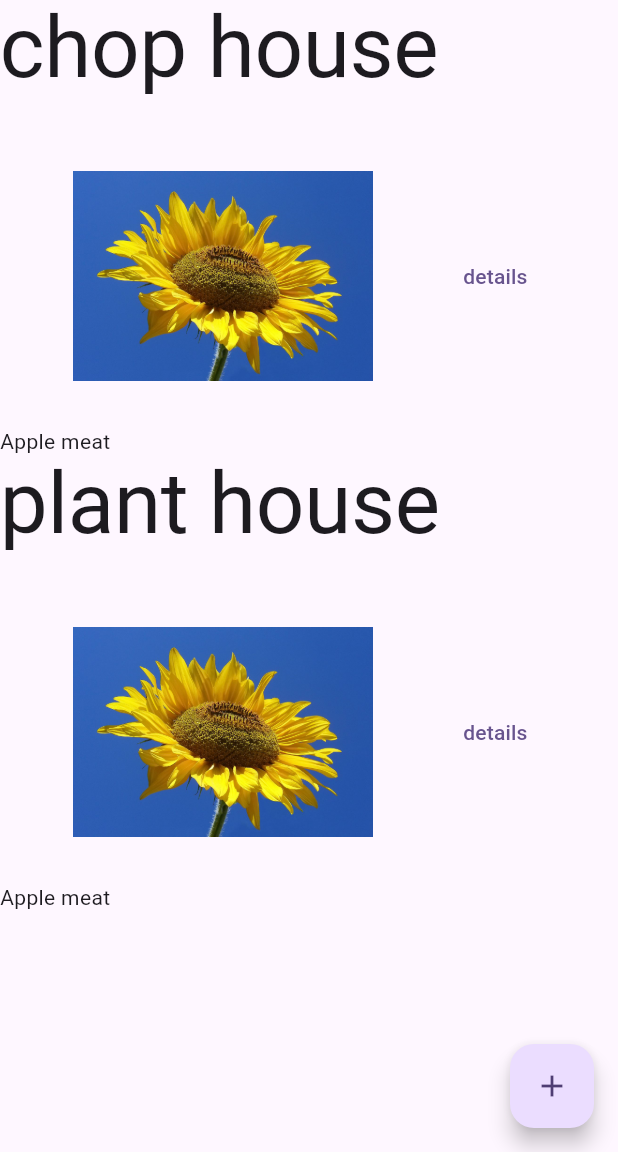
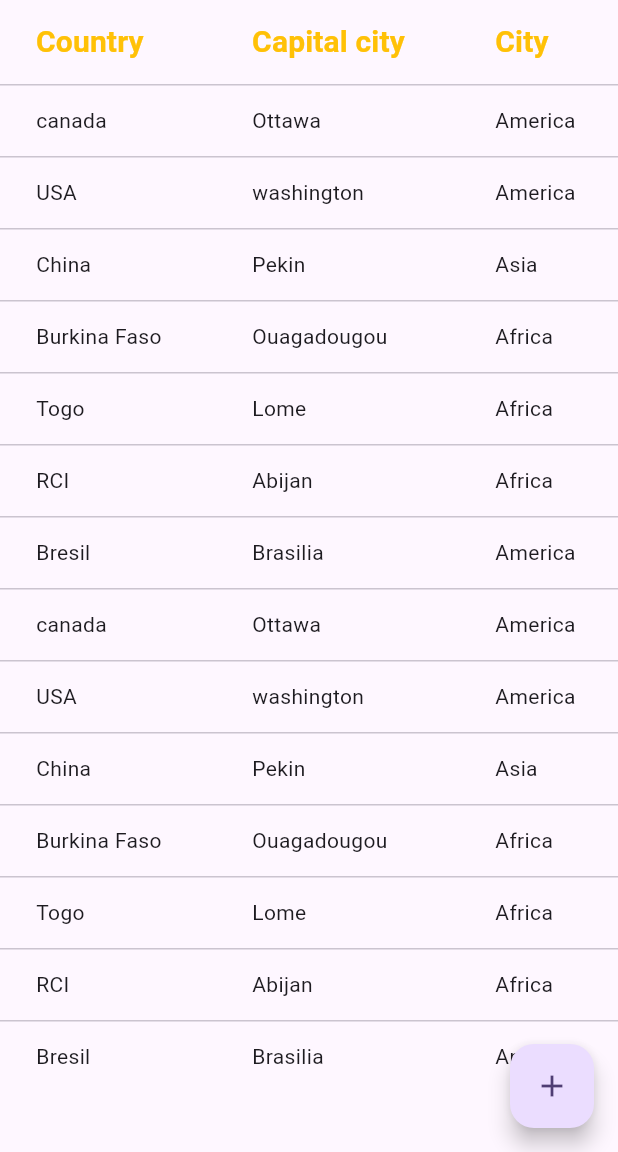
Before and after one commit to fanetech/flutter_three, a Flutter app: the screen it shows after launch, on a phone screen of 412 x 824 dp, the part 84-1236 px from its top. Run offline on Flutter 3.47's test engine with Material 2 defaults, Android fonts, the phone set to English and light mode, and no system bars.

Commit message:
dataTable

```diff
--- a/lib/main.dart
+++ b/lib/main.dart
@@ -35,11 +35,50 @@ class MyHomePage extends StatefulWidget {
 
 class _MyHomePageState extends State<MyHomePage> {
   int _counter = 0;
+  List<Geo> geos = [];
+
+  @override
+  void initState() {
+    geos = Geo.getGeo();
+    super.initState();
+  }
 
   void _incrementCounter() {
     setState(() {
       _counter++;
     });
+  }
+
+  DataTable dataTab() {
+    return DataTable(
+      columns: [
+        DataColumn(
+            label: Text(
+          "Country",
+          style: TextStyle(
+              color: Colors.amber, fontWeight: FontWeight.bold, fontSize: 20),
+        )),
+        DataColumn(
+            label: Text(
+          "Capital city",
+          style: TextStyle(
+              color: Colors.amber, fontWeight: FontWeight.bold, fontSize: 20),
+        )),
+        DataColumn(
+            label: Text(
+          "City",
+          style: TextStyle(
+              color: Colors.amber, fontWeight: FontWeight.bold, fontSize: 20),
+        )),
+      ],
+      rows: geos
+          .map((geo) => DataRow(cells: [
+                DataCell(Text(geo.country)),
+                DataCell(Text(geo.capital)),
+                DataCell(Text(geo.city)),
+              ]))
+          .toList(),
+    );
   }
 
   @override
@@ -52,54 +91,7 @@ class _MyHomePageState extends State<MyHomePage> {
       body: Center(
           child: ListView(
         children: [
-          Text(
-            'chop house',
-            style: Theme.of(context).textTheme.displayLarge,
-          ),
-          Padding(padding: EdgeInsets.only(top: 20)),
-          Row(
-            mainAxisAlignment: MainAxisAlignment.spaceEvenly,
-            children: [
-              Image.asset('images/test.jpg', width: 200, height: 200),
-              TextButton(
-                onPressed: () {
-                  var route = MaterialPageRoute(
-                    builder: (BuildContext context) => SecondPage(
-                      val1: 'chop house',
-                      val2: 'images/test.jpg',
-                    ),
-                  );
-                  Navigator.of(context).push(route);
-                },
-                child: Text('details'),
-              ),
-            ],
-          ),
-          Text('Apple meat'),
-          Text(
-            'plant house',
-            style: Theme.of(context).textTheme.displayLarge,
-          ),
-          Padding(padding: EdgeInsets.only(top: 20)),
-          Row(
-            mainAxisAlignment: MainAxisAlignment.spaceEvenly,
-            children: [
-              Image.asset('images/test.jpg', width: 200, height: 200),
-              TextButton(
-                onPressed: () {
-                  var route = MaterialPageRoute(
-                    builder: (BuildContext context) => SecondPage(
-                      val1: 'plant house',
-                      val2: 'images/test.jpg',
-                    ),
-                  );
-                  Navigator.of(context).push(route);
-                },
-                child: Text('details'),
-              ),
-            ],
-          ),
-          Text('Apple meat')
+          dataTab(),
         ],
       )),
       floatingActionButton: FloatingActionButton(
@@ -111,37 +103,29 @@ class _MyHomePageState extends State<MyHomePage> {
   }
 }
 
-class SecondPage extends StatelessWidget {
-  final val1;
-  final val2;
-  const SecondPage({super.key, this.val1, this.val2});
+class Geo {
+  String country;
+  String capital;
+  String city;
 
-  @override
-  Widget build(BuildContext context) {
-    return Scaffold(
-      appBar: AppBar(
-        backgroundColor: Colors.green,
-        title: Text('Second Page'),
-      ),
-      body: Center(
-        child: ListView(
-          children: [
-            Text(
-              '$val1',
-              style: Theme.of(context).textTheme.displayLarge,
-            ),
-            Padding(padding: EdgeInsets.only(top: 20)),
-            Row(
-              mainAxisAlignment: MainAxisAlignment.spaceEvenly,
-              children: [
-                Image.asset('$val2', width: 200, height: 200),
-              ],
-            ),
-            Text(
-                'Apple meat lorem ipsum dolor sit amet, consectetur adipiscing elit, sed do eiusmod tempor incididunt ut labore et dolore magna aliqua. Ut enim ad minim veniam, quis nostrud'),
-          ],
-        ),
-      ),
-    );
+  Geo(this.country, this.capital, this.city);
+
+  static List<Geo> getGeo() {
+    return <Geo>[
+      Geo('canada', 'Ottawa', 'America'),
+      Geo('USA', 'washington', 'America'),
+      Geo('China', 'Pekin', 'Asia'),
+      Geo('Burkina Faso', 'Ouagadougou', 'Africa'),
+      Geo('Togo', 'Lome', 'Africa'),
+      Geo('RCI', 'Abijan', 'Africa'),
+      Geo('Bresil', 'Brasilia', 'America'),
+      Geo('canada', 'Ottawa', 'America'),
+      Geo('USA', 'washington', 'America'),
+      Geo('China', 'Pekin', 'Asia'),
+      Geo('Burkina Faso', 'Ouagadougou', 'Africa'),
+      Geo('Togo', 'Lome', 'Africa'),
+      Geo('RCI', 'Abijan', 'Africa'),
+      Geo('Bresil', 'Brasilia', 'America'),
+    ];
   }
 }
```
